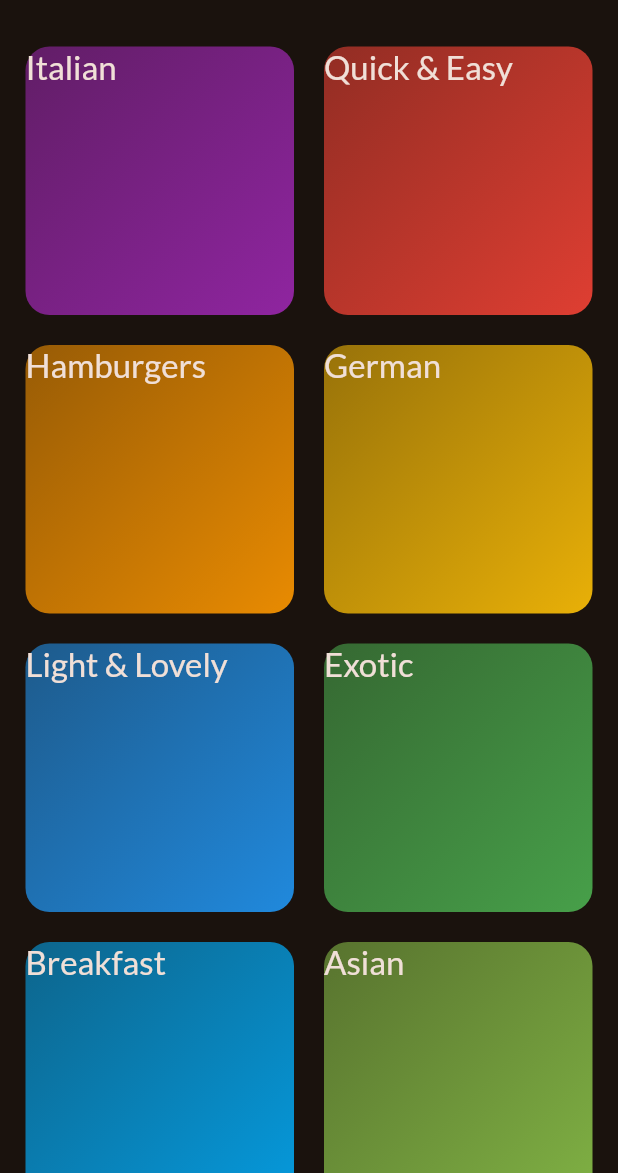
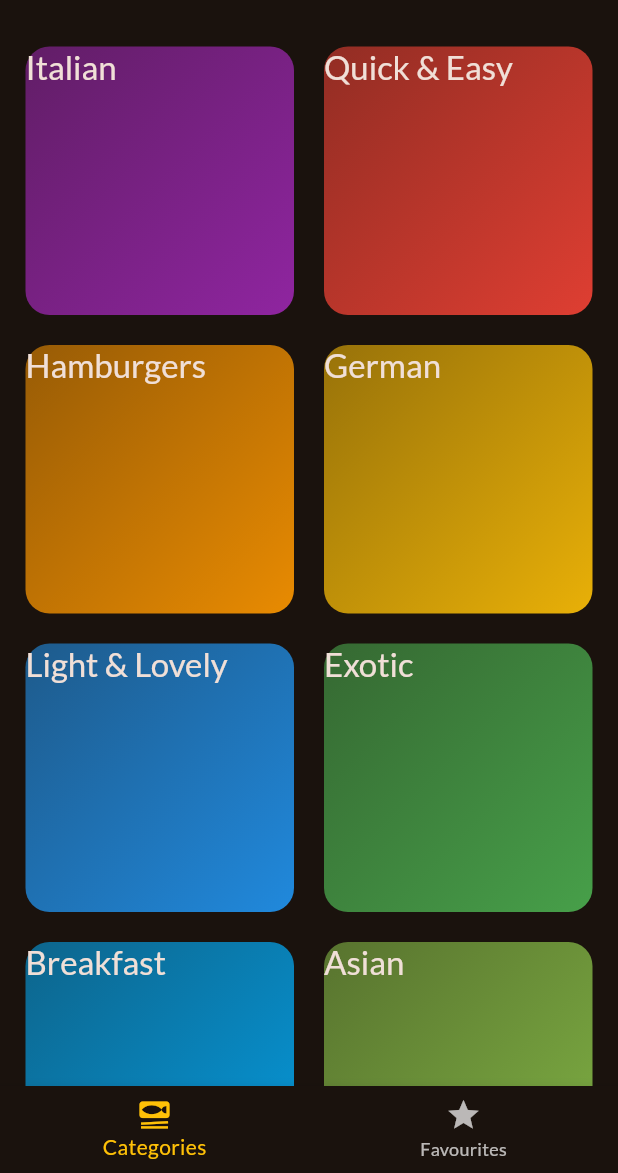
Before and after one commit to ebrahimmorkas/flutter_meals_app, a Flutter app: the screen it shows after launch, on a phone screen of 412 x 824 dp, the part 63-1236 px from its top. Run offline on Flutter 3.47's test engine with Material 3 defaults, Android fonts, the phone set to English and light mode, and no system bars; our stand-ins replace google_fonts, transparent_image.

Commit message:
Bottom Navigation Bar added and categories tab is working fine now need to work on favourites tab

```diff
--- a/lib/main.dart
+++ b/lib/main.dart
@@ -1,5 +1,6 @@
 import 'package:flutter/material.dart';
 import 'package:google_fonts/google_fonts.dart';
+import 'package:meals_app/screens/bottom_navigation_screen.dart';
 import 'package:meals_app/screens/categories_screen.dart';
 import 'package:meals_app/screens/meals_screen.dart';
 import 'package:meals_app/data/dummy_data.dart';
@@ -24,7 +25,7 @@ class App extends StatelessWidget {
   Widget build(BuildContext context) {
     return MaterialApp(
       theme: theme,
-      home: CategoriesScreen(),
+      home: BottomNavigationScreen(),
     );
   }
 }
--- /dev/null
+++ b/lib/screens/bottom_navigation_screen.dart
@@ -0,0 +1,49 @@
+import 'package:flutter/material.dart';
+import 'package:meals_app/screens/categories_screen.dart';
+import 'package:meals_app/screens/meals_screen.dart';
+
+class BottomNavigationScreen extends StatefulWidget {
+  const BottomNavigationScreen({super.key});
+
+  @override
+  State<BottomNavigationScreen> createState() => _BottomNavigationScreenState();
+}
+
+class _BottomNavigationScreenState extends State<BottomNavigationScreen> {
+  int selectedIndex = 0;
+
+  void selectedTab(int index) {
+    setState(() {
+      selectedIndex = index;
+    });
+  }
+
+  List<Widget> bottom_navigation_widgets = [
+    CategoriesScreen(),
+    MealsScreen(meals: [], title: "Dynamic"),
+  ];
+
+  @override
+  Widget build(BuildContext context) {
+    return Scaffold(
+      body: Center(
+        child: bottom_navigation_widgets.elementAt(selectedIndex),
+      ),
+      bottomNavigationBar: BottomNavigationBar(
+        items: [
+          BottomNavigationBarItem(
+            icon: Icon(Icons.set_meal),
+            label: "Categories",
+          ),
+          BottomNavigationBarItem(
+            icon: Icon(Icons.star),
+            label: "Favourites",
+          ),
+        ],
+        currentIndex: selectedIndex,
+        onTap: selectedTab,
+        selectedItemColor: Colors.amber,
+      ),
+    );
+  }
+}
```
Also changed, not shown: lib/screens/meals_details.dart (added, +18 -0 lines), lib/screens/meals_screen.dart (+44 -2 lines), lib/widgets/meals_trait.dart (added, +29 -0 lines).
